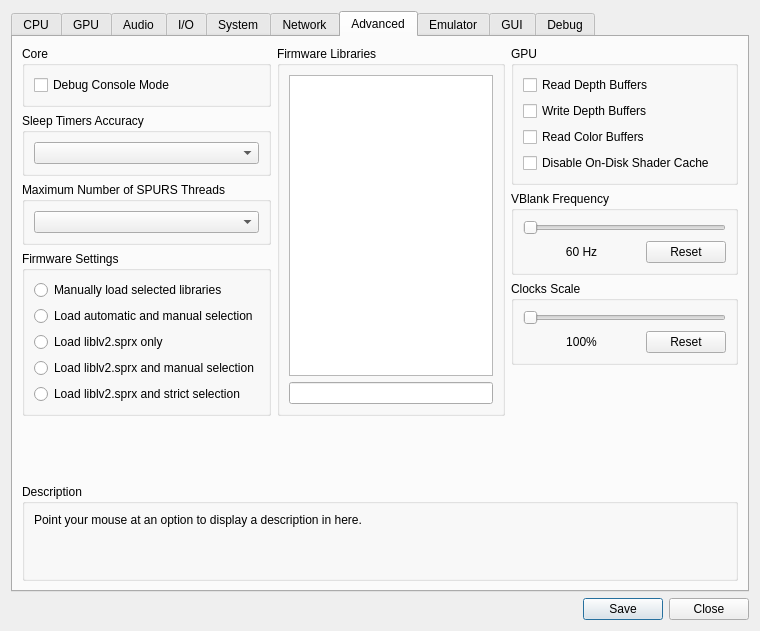
Before: the Qt Designer form rpcs3/rpcs3qt/settings_dialog.ui in cipherxof/rpcs3, drawn with Qt 5.
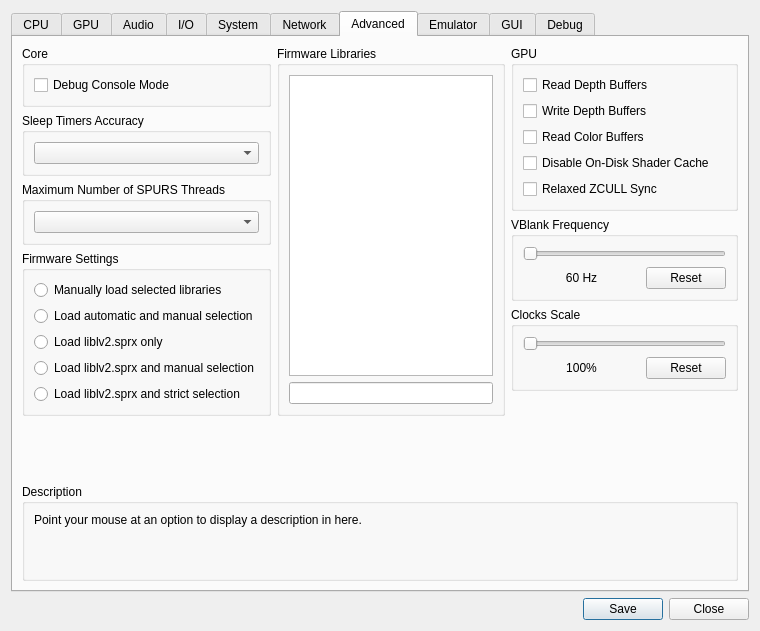
After: the same form once the commit is applied. The open tabs and pages were chosen to show the change. Icons and pictures are not drawn.

Commit message: settings: Add relaxed zcull toggle to advanced tab

```diff
--- a/rpcs3/rpcs3qt/settings_dialog.ui
+++ b/rpcs3/rpcs3qt/settings_dialog.ui
@@ -7,7 +7,7 @@
     <x>0</x>
     <y>0</y>
     <width>753</width>
-    <height>597</height>
+    <height>620</height>
    </rect>
   </property>
   <property name="sizePolicy">
@@ -1749,6 +1749,13 @@
                 </property>
                </widget>
               </item>
+              <item>
+               <widget class="QCheckBox" name="relaxedZCULL">
+                <property name="text">
+                 <string>Relaxed ZCULL Sync</string>
+                </property>
+               </widget>
+              </item>
              </layout>
             </widget>
            </item>
```
Left out of the diff: 2 changed lines with no effect on the pictures. The commit also changes 3 other files.
